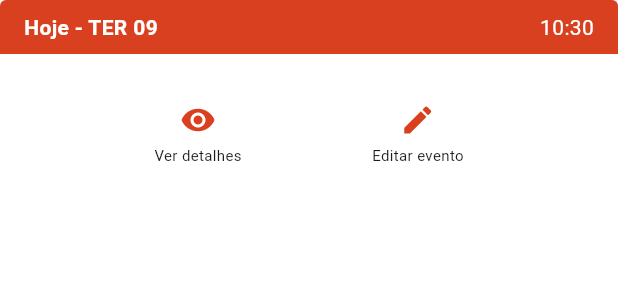
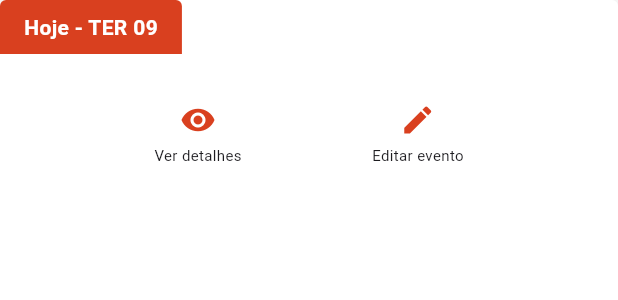
Before and after one commit to andredalsochio/bar-boss-mobile, a Flutter app: the EventCardWidget widget shown alone on an empty page, opened directly with empty values, on a phone screen of 412 x 824 dp. Shown: the top 300 px of the screen. Run offline on Flutter 3.47's test engine with Material 3 defaults, Android fonts, the phone set to English and light mode, and no system bars; drawn by our look-alikes of toastification; our stand-ins replace cloud_firestore, drift, firebase_auth, firebase_core, firebase_crashlytics, firebase_remote_config and 11 more; missing offline and left inert: flutter_facebook_auth, search_cep; accounts and stored records are empty; generated files the repository leaves out were written again.

Commit message:
refactor(event_card): simplify time display layout by removing redundant time formatting

```diff
--- a/lib/app/core/widgets/event_card_widget.dart
+++ b/lib/app/core/widgets/event_card_widget.dart
@@ -27,8 +27,6 @@ class EventCardWidget extends StatelessWidget {
   @override
   Widget build(BuildContext context) {
     final isToday = _isToday(event.startAt);
-    final dateFormat = DateFormat('HH:mm');
-    final formattedTime = dateFormat.format(event.startAt);
 
     return GestureDetector(
       onTap: onTap,
@@ -54,10 +52,7 @@ class EventCardWidget extends StatelessWidget {
                 topRight: Radius.circular(AppSizes.borderRadius4),
               ),
             ),
-            child: Row(
-              mainAxisAlignment: MainAxisAlignment.spaceBetween,
-              children: [
-                Text(
+            child: Text(
               isToday
                   ? 'Hoje - ${_formatDateWithWeekday(event.startAt)}'
                   : _formatDateWithWeekday(event.startAt),
@@ -66,15 +61,6 @@ class EventCardWidget extends StatelessWidget {
                 fontWeight: FontWeight.bold,
                 fontSize: AppSizes.fontSize14,
               ),
-                ),
-                Text(
-                  formattedTime,
-                  style: const TextStyle(
-                    color: Colors.white,
-                    fontSize: AppSizes.fontSize14,
-                  ),
-                ),
-              ],
             ),
           ),
           // Conteúdo do card
```
Lines whose indentation alone changed are shown as unchanged.
